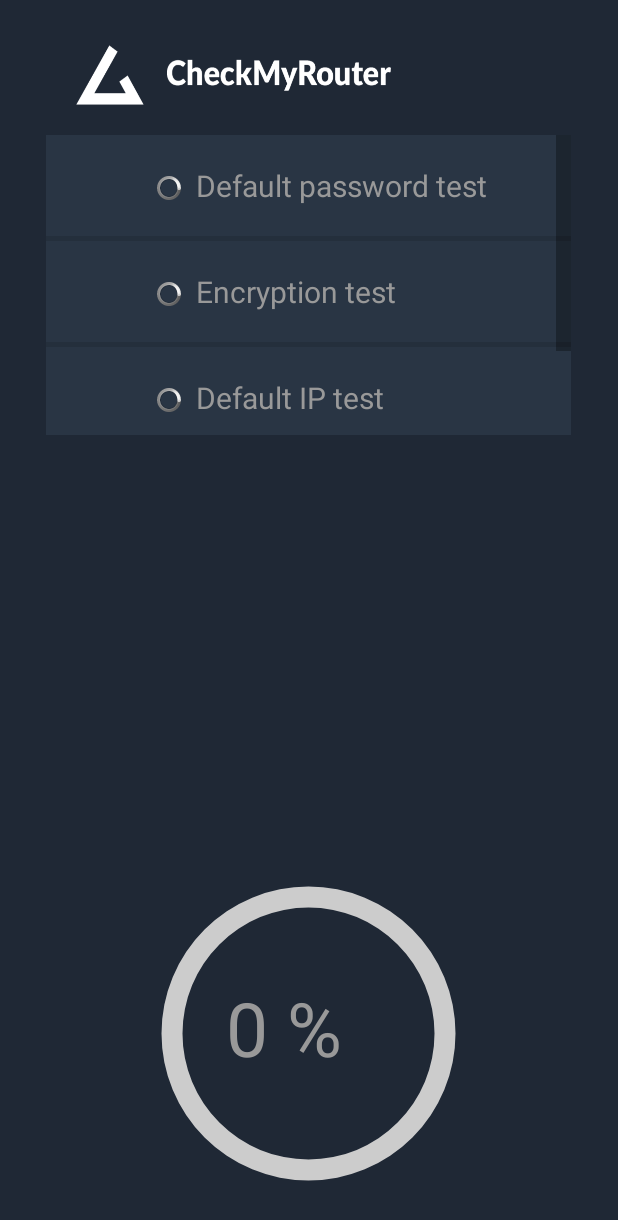
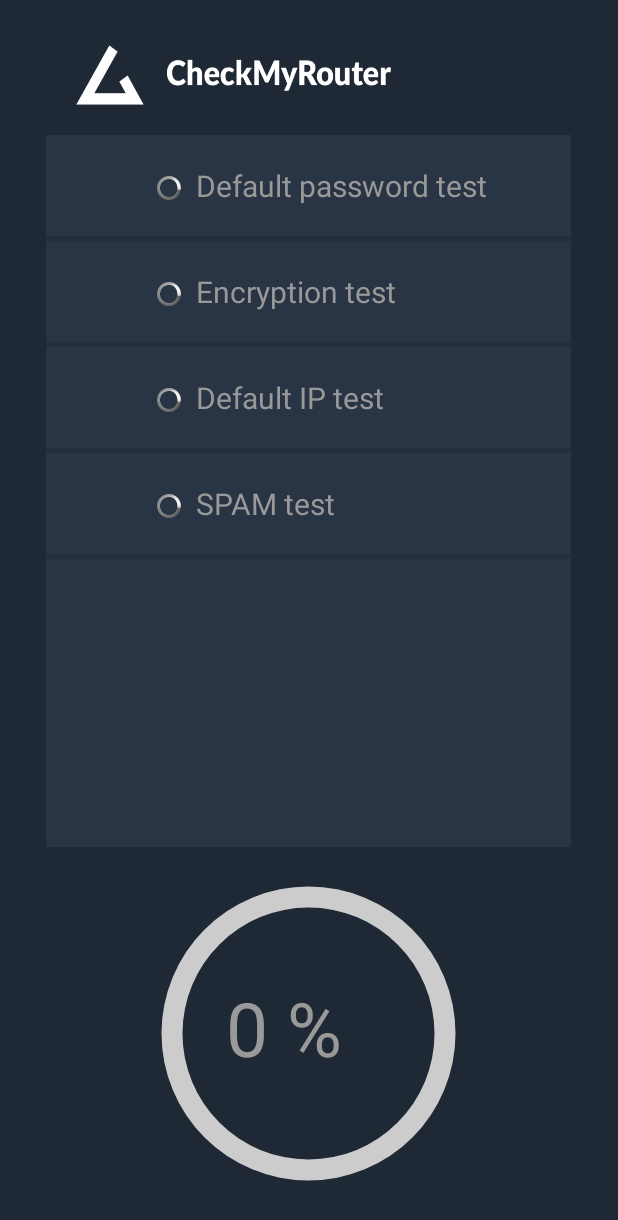
Before and after one commit to jarkojefamozny/bp, an Android app: the screen it shows after launch (MainActivity), on a phone screen of 412 x 824 dp. Shown: the top 1220 px of the screen. Run offline under Robolectric (Android 15) with nearby library versions, the phone set to English and light mode, and no system bars.

Commit message:
Listview fixed

```diff
--- a/app/app/src/main/java/com/example/home/checkmyrouter/MainActivity.java
+++ b/app/app/src/main/java/com/example/home/checkmyrouter/MainActivity.java
@@ -14,6 +14,7 @@ import android.widget.ImageView;
 import android.widget.ListView;
 import android.widget.ProgressBar;
 import android.widget.RadioGroup;
+import android.widget.RelativeLayout;
 import android.widget.TextView;
 
 import java.util.ArrayList;
@@ -28,10 +29,11 @@ import java.util.Map;
  */
 public class MainActivity extends BindingActivity {
     private Map<TestManager, Boolean> results = new HashMap<>();
-    private List<TestManager> tests = new ArrayList<TestManager>();
+    protected static List<TestManager> tests;
 
     private double actual = 0;
 
+    TextView clickTest;
     ProgressBar progressBar;
     TextView percentage;
 
@@ -47,32 +49,19 @@ public class MainActivity extends BindingActivity {
         super.onCreate(savedInstanceState);
         setContentView(R.layout.scanning_phase);
 
-
-
         progressBar = (ProgressBar) findViewById(R.id.progressBar);
         percentage = (TextView) findViewById(R.id.textPercentage);
+        clickTest = (TextView) findViewById(R.id.textClickTests);
 
+        clickTest.setVisibility(View.INVISIBLE);
+
+        tests = new ArrayList<TestManager>();
         tests.add(new TestPassword());
         tests.add(new TestEncryption());
         tests.add(new TestIp());
         tests.add(new TestSpam());
         setListView();
         Log.w("MAIN", "LAYOUT");
-    }
-
-    @Override
-    protected void onPause() {
-        super.onPause();
-    }
-
-    @Override
-    protected void onResume() {
-        super.onResume();
-    }
-
-    @Override
-    protected void onDestroy() {
-        super.onDestroy();
     }
 
     @Override
@@ -107,20 +96,18 @@ public class MainActivity extends BindingActivity {
 
         View v = getViewByPosition(index, list);
         ProgressBar progressBar = (ProgressBar) v.findViewById(R.id.item_testProgressBar);
+        ImageView imageView = (ImageView) v.findViewById(R.id.item_icon);
 
         if(result){
-            Log.w("PRESIEL", "mal by som nastavit na fajku index " + String.valueOf(index));
-            ImageView imageView = (ImageView) v.findViewById(R.id.item_icon);
+            Log.w("PRESIEL", "mal by som nastavit na fajku index " + v.toString());
             imageView.setImageResource(R.drawable.check);
-            imageView.setVisibility(View.VISIBLE);
-            progressBar.setVisibility(View.INVISIBLE);
         } else {
             Log.w("NEPRESIEL", "mal by som nastavit na krizik");
-            ImageView imageView = (ImageView) v.findViewById(R.id.item_icon);
             imageView.setImageResource(R.drawable.rejected);
-            imageView.setVisibility(View.VISIBLE);
-            progressBar.setVisibility(View.INVISIBLE);
         }
+
+        imageView.setVisibility(View.VISIBLE);
+        progressBar.setVisibility(View.INVISIBLE);
 
         updateProgressBar();
         registerClickCallback();
@@ -163,6 +150,10 @@ public class MainActivity extends BindingActivity {
             }, 20 * finalI);
         }
         actual += 100 / tests.size();
+
+        if(end == 100 ){
+            clickTest.setVisibility(View.VISIBLE);
+        }
     }
 
     private void setListView() {
@@ -179,6 +170,8 @@ public class MainActivity extends BindingActivity {
         @Override
         public View getView(int position, View convertView, ViewGroup parent){
             ViewHolder holder;
+            Log.w("TEST", String.valueOf(tests.size()));
+
             TestManager myTest = tests.get(position);
 
             if(convertView == null){
@@ -192,8 +185,9 @@ public class MainActivity extends BindingActivity {
                 holder.pb.setVisibility(View.VISIBLE);
                 holder.iv.setVisibility(View.INVISIBLE);
                 convertView.setTag(holder);
+                Log.w("ADAPTER", "Vytvaram " + tests.get(position).testName());
             } else {
-                Log.w("ADAPTER", "OBNOVUJEM");
+                Log.w("ADAPTER", "OBNOVUJEM " + tests.get(position).testName());
                 holder = (ViewHolder) convertView.getTag();
             }
 
@@ -201,15 +195,17 @@ public class MainActivity extends BindingActivity {
 
             Log.w("ADAPTER", "TEST.LENGTH = " + tests.size());
             Log.w("ADAPTER", "POSITION = " + position);
-
-  //          TextView textView = (TextView) itemView.findViewById(R.id.item_testName);
             holder.tv.setText(myTest.testName());
-
- //           ProgressBar progressBar = (ProgressBar) itemView.findViewById(R.id.item_testProgressBar);
- //           ImageView imageView = (ImageView) itemView.findViewById(R.id.item_icon);
-
             return convertView;
         }
+    }
+
+
+    static class ViewHolder
+    {
+        TextView tv;
+        ProgressBar pb;
+        ImageView iv;
     }
 
     private void registerClickCallback(){
@@ -254,11 +250,4 @@ public class MainActivity extends BindingActivity {
             }
         });
     }
-
-    static class ViewHolder
-    {
-        TextView tv;
-        ProgressBar pb;
-        ImageView iv;
-    }
 }
--- a/app/app/src/main/java/com/example/home/checkmyrouter/TestPassword.java
+++ b/app/app/src/main/java/com/example/home/checkmyrouter/TestPassword.java
@@ -113,6 +113,7 @@ public class TestPassword implements TestManager {
                     c.disconnect();
                     Log.w("PASS", String.valueOf(i) + ". try");
                 } else {
+                    Log.w("PASS", c.getResponseMessage());
                     Log.w("PASS", "TEST failed");
                     setTestPassed(false);
                     haveItried = true;
--- a/app/app/src/main/java/com/example/home/checkmyrouter/TestSpam.java
+++ b/app/app/src/main/java/com/example/home/checkmyrouter/TestSpam.java
@@ -8,7 +8,6 @@ import android.util.Log;
  * @author Jaroslav Bonco &lt;https://github.com/jarkojefamozny
  */
 public class TestSpam implements TestManager{
-    public static ScanService sContext;
     private boolean testPassed = false;
     private static final String NAME = "SPAM test";
 
--- a/app/app/src/main/res/layout/scanning_phase.xml
+++ b/app/app/src/main/res/layout/scanning_phase.xml
@@ -46,12 +46,24 @@
     <ListView
         android:id="@+id/testListView"
         android:layout_width="350dp"
-        android:layout_height="200dp"
+        android:layout_height="wrap_content"
         android:layout_below="@+id/imageLogo"
         android:layout_centerHorizontal="true"
         android:layout_marginTop="20dp"
         android:background="#293544"
         android:fadeScrollbars="false"
         android:scrollbarSize = "10dip"
-        android:dividerHeight="3dp"/>
+        android:dividerHeight="3dp"
+        android:layout_above="@+id/textClickTests"
+        />
+
+    <TextView
+        android:layout_width="wrap_content"
+        android:layout_height="wrap_content"
+        android:textAppearance="?android:attr/textAppearanceSmall"
+        android:text="Click on each test!"
+        android:id="@+id/textClickTests"
+        android:layout_above="@+id/progressBar"
+        android:layout_centerHorizontal="true"
+        android:textColor="#FFFF00" />
 </RelativeLayout>
```
Also changed, not shown: app/app/src/main/java/com/example/home/checkmyrouter/ScanService.java (+2 -12 lines).
